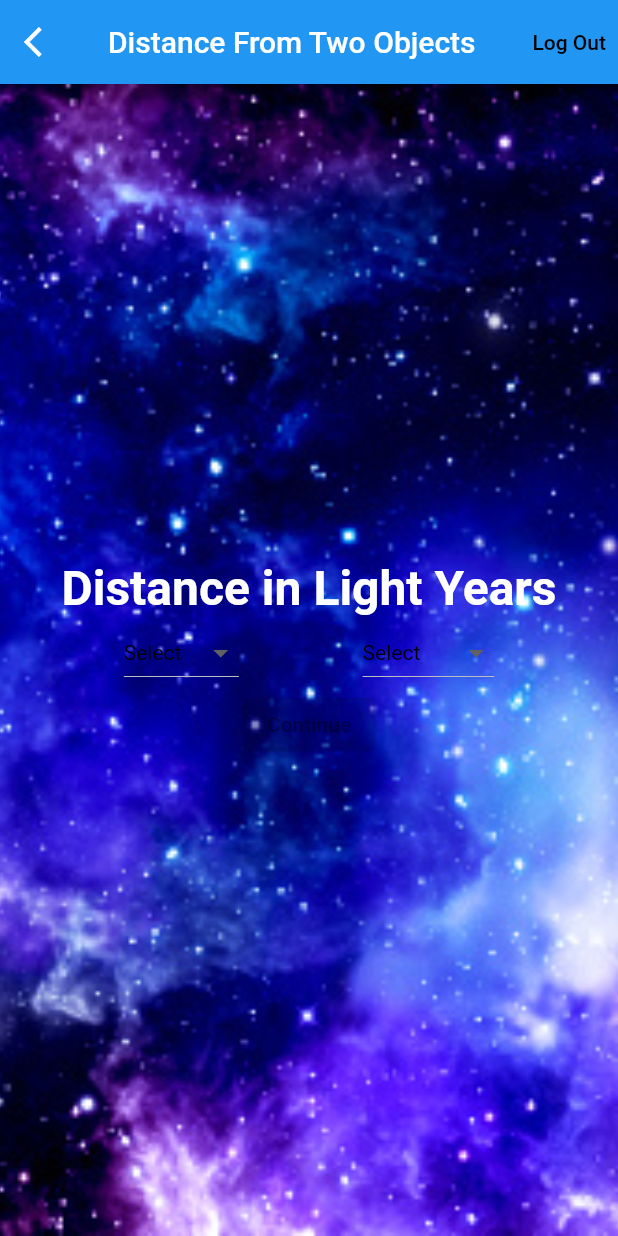
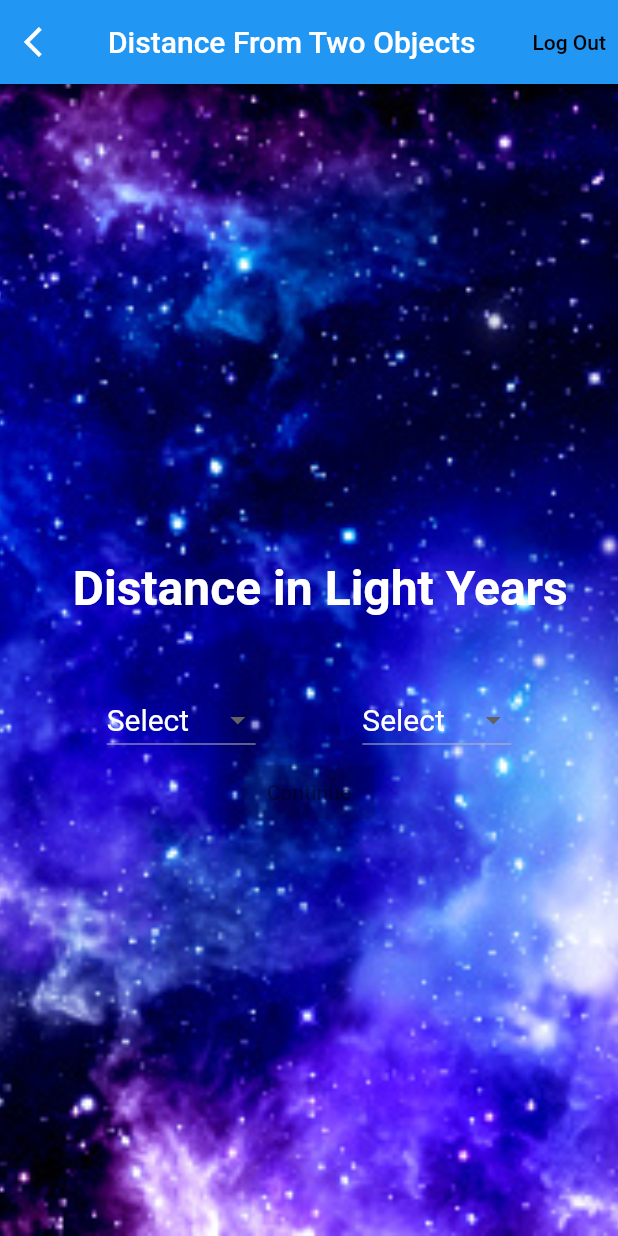
Before and after one commit to Martje55555/HackTx2021, a Flutter app: the DistancePage screen opened directly, on a phone screen of 412 x 824 dp. Run offline on Flutter 3.47's test engine with Material 2 defaults, Android fonts, the phone set to English and light mode, and no system bars; our stand-ins replace flutter_secure_storage; missing offline and left inert: flutter_appauth; accounts and stored records are empty; network calls fail; Roboto replaces fonts that are missing (Norwester).

Commit message:
updated the display of results

```diff
--- a/lib/pages/distance.dart
+++ b/lib/pages/distance.dart
@@ -37,8 +37,8 @@ class _DistancePage extends State<DistancePage> {
               onPressed: () {
                 isWhat = false;
                 empty = "";
-                  Navigator.of(context).push(
-                      MaterialPageRoute(builder: (context) => LoginPage()));
+                Navigator.of(context)
+                    .push(MaterialPageRoute(builder: (context) => LoginPage()));
               },
             ),
           ],
@@ -51,7 +51,6 @@ class _DistancePage extends State<DistancePage> {
               fit: BoxFit.cover,
             ),
           ),
-
           child: Center(
               child: Column(
             mainAxisAlignment: MainAxisAlignment.center,
@@ -59,25 +58,29 @@ class _DistancePage extends State<DistancePage> {
               Container(
                 decoration: BoxDecoration(
                   image: DecorationImage(
-                  image: AssetImage("lib/image/istockphoto-1267065396-170667a.jpg"),
+                    image: AssetImage(
+                        "lib/image/istockphoto-1267065396-170667a.jpg"),
                     fit: BoxFit.cover,
                   ),
                 ),
               ),
-            Text("Distance in Light Years",
+              Container(
+                  margin: EdgeInsets.only(bottom: 45.0, top: 45.0),
+                  padding: EdgeInsets.only(left: 15.0),
+                  child: Text("Distance in Light Years",
                       style: TextStyle(
                           fontFamily: "Norwester",
                           fontStyle: FontStyle.normal,
                           fontWeight: FontWeight.bold,
                           fontSize: 32,
-                    color: Color(0xffFFFFFF))),
+                          color: Color(0xffFFFFFF)))),
               Container(
                   child: Row(
                 mainAxisAlignment: MainAxisAlignment.spaceEvenly,
                 children: [
                   DropdownButton<String>(
                     value: dropDownValue,
-                  style: TextStyle(color: Colors.black),
+                    style: TextStyle(color: Colors.white, fontSize: 20),
                     onChanged: (String? newvalue) {
                       setState(() {
                         dropDownValue = newvalue!;
@@ -120,7 +123,11 @@ class _DistancePage extends State<DistancePage> {
                         (String value) {
                           return DropdownMenuItem<String>(
                             value: value,
-                          child: Text(value),
+                            child: Text(
+                              value,
+                              style:
+                                  TextStyle(color: Colors.white, fontSize: 20),
+                            ),
                           );
                         },
                       ).toList(),
@@ -225,6 +232,7 @@ class _DistancePage extends State<DistancePage> {
                         : null),
               ])
             ],
-        ))),);
+          ))),
+    );
   }
 }
```
Also changed, not shown: lib/global.dart (+5 -2 lines), lib/pages/conversion.dart (+32 -19 lines). Lines whose indentation alone changed are shown as unchanged.
